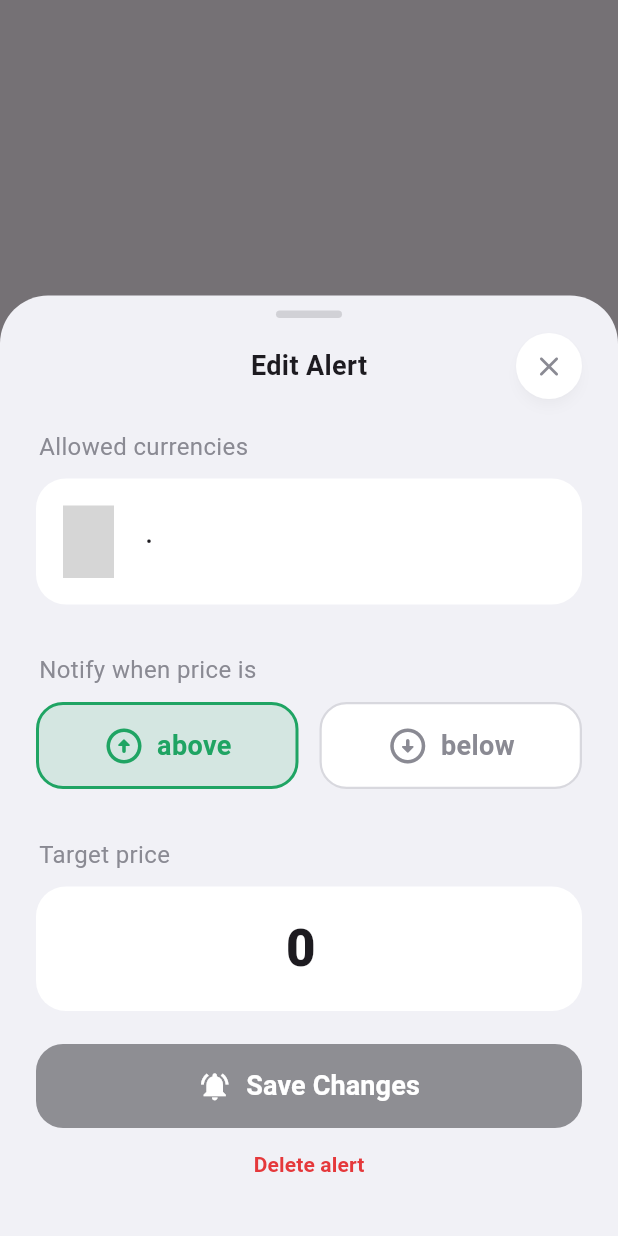
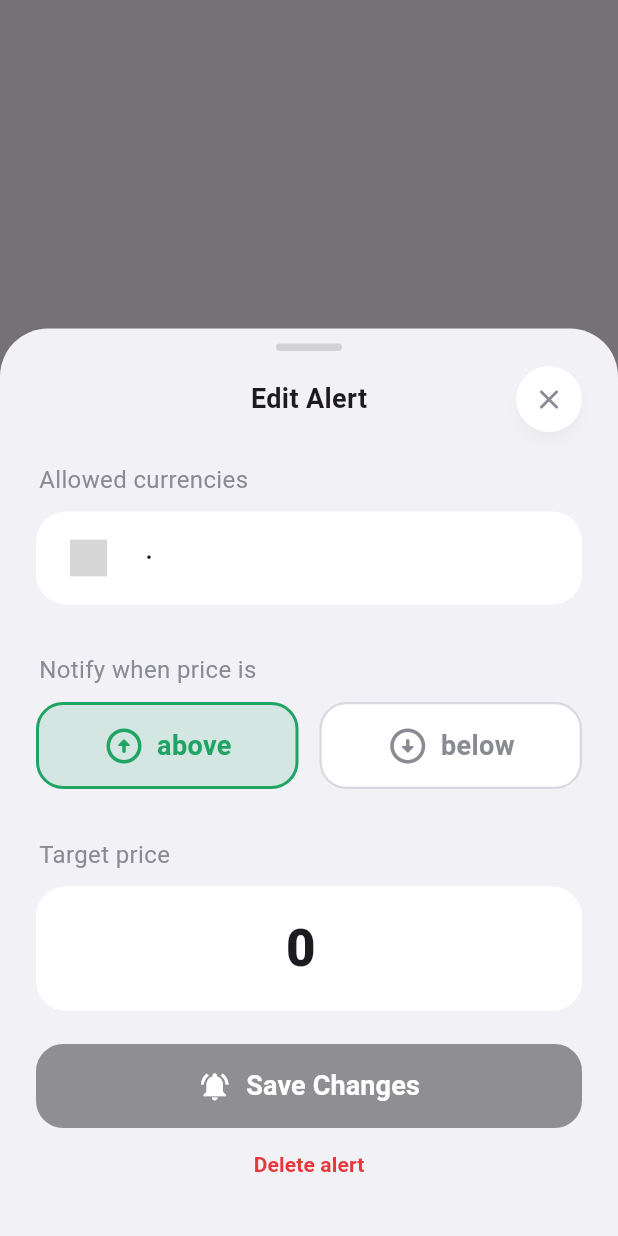
Before and after one commit to bluerabbit14/currency-monitor-exchange-app, a Flutter app: what showAlertEditorSheet() shows on an empty page, opened directly with empty values, on a phone screen of 412 x 824 dp. Run offline on Flutter 3.47's test engine with Material 3 defaults, Android fonts, the phone set to English and light mode, and no system bars; our stand-ins replace dartz, dio, equatable, flutter_bloc, flutter_secure_storage, flutter_slidable and 4 more; missing offline and left inert: country_flags, crypto_icons; accounts and stored records are empty; network calls fail; grey boxes are pictures that could not be loaded.

Commit message:
feat: enhance various UI components and improve alert functionality

```diff
--- a/lib/core/network/api_client.dart
+++ b/lib/core/network/api_client.dart
@@ -1,4 +1,5 @@
 import 'package:dio/dio.dart';
+import 'package:flutter/foundation.dart'; // TEMP: debugPrint in _fromDio
 
 import '../constant/api_constants.dart';
 import 'api_exception.dart';
@@ -138,6 +139,8 @@ class ApiClient {
   }
 
   static NetworkException _fromDio(DioException e) {
+    // TEMP: remove once the "unable to reach the server" cause is known.
+    debugPrint('${e.type} ${e.error} ${e.requestOptions.uri}');
     switch (e.type) {
       case DioExceptionType.connectionTimeout:
       case DioExceptionType.sendTimeout:
--- a/lib/features/alerts/presentation/widgets/alert_editor_sheet.dart
+++ b/lib/features/alerts/presentation/widgets/alert_editor_sheet.dart
@@ -1,8 +1,9 @@
-import 'package:country_flags/country_flags.dart';
 import 'package:flutter/material.dart';
 import 'package:flutter/services.dart';
 
 import '../../../currency/domain/entities/currency.dart';
+import '../../../favourite/domain/entities/asset_item.dart';
+import '../../../favourite/presentation/widgets/asset_flag.dart';
 import '../../../currency/presentation/widgets/currency_picker_sheet.dart';
 import '../../domain/entities/price_alert.dart';
 
@@ -29,6 +30,7 @@ Future<bool> showAlertEditorSheet(
   Future<String?> Function()? onDelete,
   String? fixedBase,
   String? fixedName,
+  AssetKind? fixedKind,
 }) async {
   final changed = await showModalBottomSheet<bool>(
     context: context,
@@ -49,6 +51,7 @@ Future<bool> showAlertEditorSheet(
         onDelete: onDelete,
         fixedBase: fixedBase,
         fixedName: fixedName,
+        fixedKind: fixedKind,
       ),
     ),
   );
@@ -75,6 +78,7 @@ class _AlertEditor extends StatefulWidget {
     this.onDelete,
     this.fixedBase,
     this.fixedName,
+    this.fixedKind,
   });
 
   final String quote;
@@ -83,6 +87,10 @@ class _AlertEditor extends StatefulWidget {
   final Future<String?> Function()? onDelete;
   final String? fixedBase;
   final String? fixedName;
+
+  /// Crypto and commodities have no country flag, so the row needs the kind to
+  /// pick the right icon. Defaults to fiat when unknown.
+  final AssetKind? fixedKind;
 
   @override
   State<_AlertEditor> createState() => _AlertEditorState();
@@ -223,6 +231,7 @@ class _AlertEditorState extends State<_AlertEditor> {
               code:
                   widget.existing?.base ?? widget.fixedBase ?? _currency?.code,
               name: widget.fixedName ?? _currency?.name,
+              kind: widget.fixedKind ?? AssetKind.fiat,
               onTap: _baseFixed || _busy ? null : _pickCurrency,
             ),
             const SizedBox(height: 22),
@@ -392,12 +401,14 @@ class _CurrencyRow extends StatelessWidget {
     required this.editing,
     required this.code,
     required this.name,
+    required this.kind,
     required this.onTap,
   });
 
   final bool editing;
   final String? code;
   final String? name;
+  final AssetKind kind;
   final VoidCallback? onTap;
 
   @override
@@ -420,11 +431,12 @@ class _CurrencyRow extends StatelessWidget {
                   child: Icon(Icons.add, color: Colors.white, size: 22),
                 )
               else
-                SizedBox(
-                  width: 34,
-                  child: CountryFlag.fromCurrencyCode(
-                    c,
-                    theme: const EmojiTheme(size: 28),
+                AssetFlag(
+                  asset: AssetItem(
+                    id: c,
+                    symbol: c,
+                    name: name ?? c,
+                    kind: kind,
                   ),
                 ),
               const SizedBox(width: 16),
--- a/lib/features/browse/presentation/pages/browse_page.dart
+++ b/lib/features/browse/presentation/pages/browse_page.dart
@@ -84,7 +84,7 @@ class _BrowseViewState extends State<_BrowseView> {
                             maxLines: 1,
                             overflow: TextOverflow.ellipsis,
                             style: TextStyle(
-                              fontSize: 34,
+                              fontSize: 24,
                               fontWeight: FontWeight.w800,
                             ),
                           ),
--- a/lib/features/settings/presentation/pages/settings_page.dart
+++ b/lib/features/settings/presentation/pages/settings_page.dart
@@ -64,7 +64,7 @@ class SettingsPage extends StatelessWidget {
               child: Text(
                 'Settings',
                 style: TextStyle(
-                  fontSize: 32,
+                  fontSize: 24,
                   fontWeight: FontWeight.w800,
                   color: Colors.black,
                 ),
```
Also changed, not shown: lib/features/alerts/presentation/pages/price_alerts_page.dart (+22 -0 lines), lib/features/auth/presentation/pages/login_page.dart (+5 -8 lines), lib/features/auth/presentation/widgets/auth_bottom_sheet.dart (+10 -1 lines), lib/features/favourite/presentation/pages/favourite_page.dart (+77 -12 lines), lib/features/notifications/presentation/widgets/notifications_sheet.dart (+15 -12 lines).
